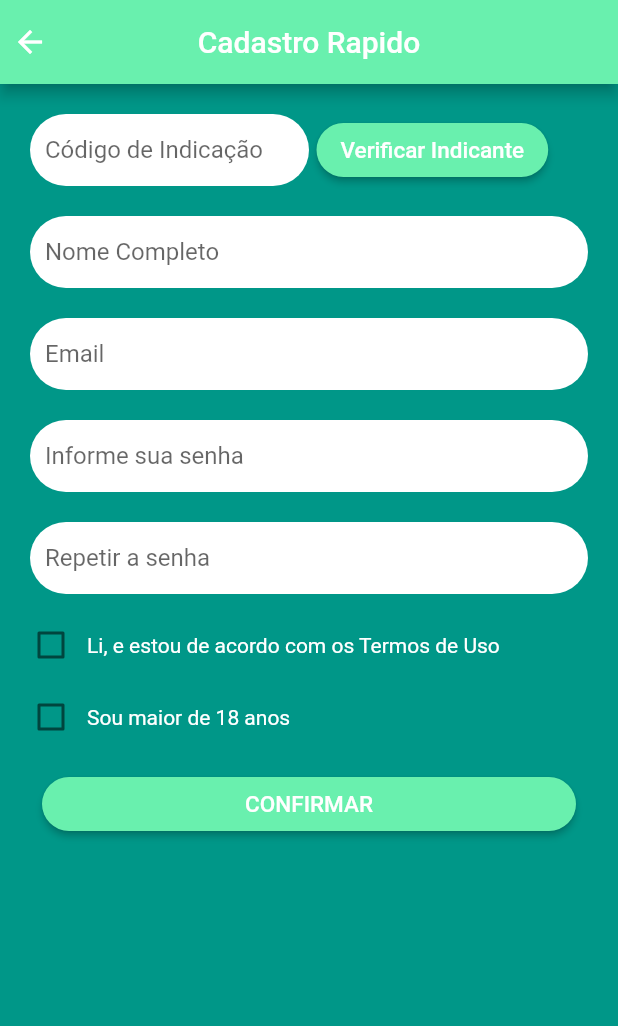
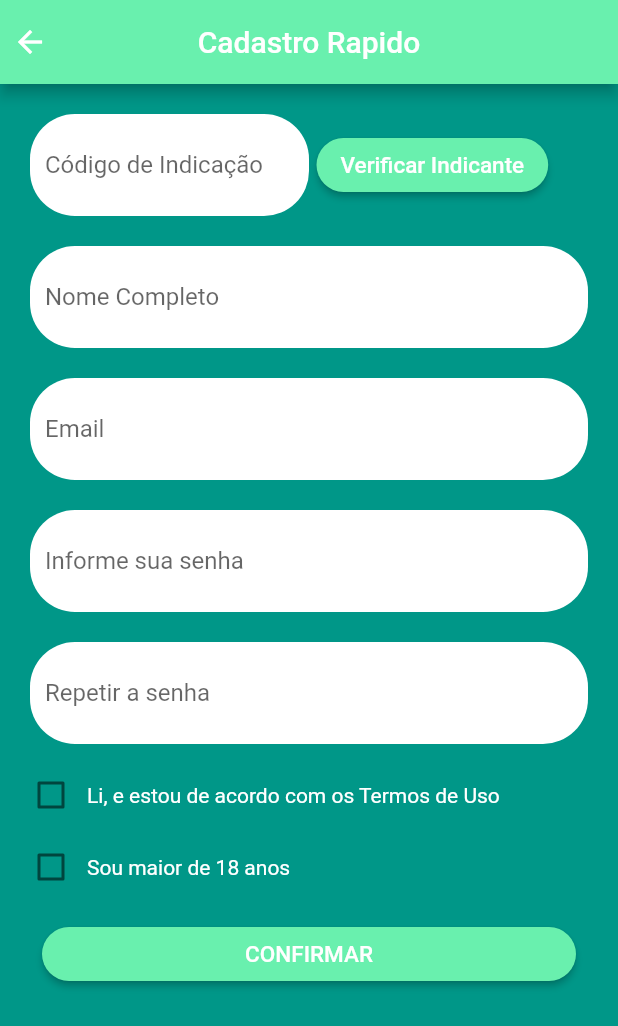
Before and after one commit to ajao123/pop_points, a Flutter app: the registerPage screen opened directly, on a phone screen of 412 x 824 dp. Shown: the top 1026 px of the screen. Run offline on Flutter 3.47's test engine with Material 2 defaults, Android fonts, the phone set to English and light mode, and no system bars.

Commit message:
Atualizando projeto

```diff
--- a/lib/util.dart
+++ /dev/null
@@ -1,150 +0,0 @@
-import 'package:flutter/material.dart';
-
-Widget buildRaisedButtonPage(String text, BuildContext context,
-    StatefulWidget widget, EdgeInsets edgeInsets) {
-  return Padding(
-    padding: edgeInsets,
-    child: RaisedButton(
-      child:
-          new Text(text, style: TextStyle(color: Colors.white, fontSize: 15.0)),
-      onPressed: () {
-        Navigator.push(
-            context, MaterialPageRoute(builder: (context) => widget));
-      },
-      shape: new RoundedRectangleBorder(
-        borderRadius: new BorderRadius.circular(30.0),
-      ),
-      color: Colors.greenAccent,
-    ),
-  );
-}
-
-Widget buildRaisedButton(String text, Function function, EdgeInsets edgeInsets,
-    GlobalKey<FormState> _formKey) {
-  return Padding(
-    padding: edgeInsets,
-    child: RaisedButton(
-      child:
-          new Text(text, style: TextStyle(color: Colors.white, fontSize: 15.0)),
-      onPressed: () {
-        if (_formKey.currentState.validate()) {
-          function();
-        }
-      },
-      shape: new RoundedRectangleBorder(
-        borderRadius: new BorderRadius.circular(30.0),
-      ),
-      color: Colors.greenAccent,
-    ),
-  );
-}
-
-Widget buildRaisedLoginPage(
-    String text,
-    Function function,
-    EdgeInsets edgeInsets,
-    GlobalKey<FormState> _formKey,
-    BuildContext context,
-    StatefulWidget widget) {
-  return Padding(
-    padding: edgeInsets,
-    child: RaisedButton(
-      child:
-          new Text(text, style: TextStyle(color: Colors.white, fontSize: 15.0)),
-      onPressed: () {
-        if (_formKey.currentState.validate()) {
-          Navigator.push(
-              context, MaterialPageRoute(builder: (context) => widget));
-        }
-      },
-      shape: new RoundedRectangleBorder(
-        borderRadius: new BorderRadius.circular(30.0),
-      ),
-      color: Colors.greenAccent,
-    ),
-  );
-}
-
-Widget buildTextField(
-    String hintText,
-    InputBorder border,
-    Icon icon,
-    TextEditingController controller,
-    Function function,
-    FormFieldValidator validator) {
-  return Padding(
-    padding: EdgeInsets.fromLTRB(18.0, 10.0, 18.0, 10.0),
-    child: TextFormField(
-      keyboardType: TextInputType.text,
-      decoration: InputDecoration(
-        labelStyle: TextStyle(color: Colors.black),
-        border: border,
-        prefixIcon: icon,
-        hintText: hintText,
-      ),
-    ),
-  );
-}
-
-Widget buildTextFieldRegister(
-    String hintText,
-    InputBorder border,
-    Icon icon,
-    TextEditingController controller,
-    Function function,
-    bool obscureText,
-    BorderRadius borderRadius,
-    EdgeInsets edgeInsets,
-    FormFieldValidator validator) {
-      return Padding(
-        padding: edgeInsets,
-        child: Container(
-          padding: EdgeInsets.fromLTRB(10.0, 0.0, 0.0, 0.0),
-          decoration: BoxDecoration(
-            color: Colors.white,
-            borderRadius: borderRadius,
-          ),
-          child: new TextFormField(
-            obscureText: obscureText,
-            decoration: InputDecoration(
-              hintText: hintText,
-              border: border,
-              prefixIcon: icon,
-            ),
-            validator: validator,
-          ),
-        ));
-}
-
-Widget ContainerListView(String text, Icon icon) {
-  return Container(
-    width: 120.0,
-    child: Card(
-      borderOnForeground: true,
-      color: const Color(0xff009788),
-      child: Wrap(
-        children: <Widget>[
-          Column(
-            mainAxisSize: MainAxisSize.min,
-            children: <Widget>[
-              IconButton(icon: icon, onPressed: (){},color: Colors.white,),
-              Text(text)
-            ],
-          )
-        ],
-      ),
-    ),
-  );
-}
-Widget ContainerBottomNavigationBar(String text, Icon icon){
-  return Container(
-          padding: EdgeInsets.all(10.0),
-          child: Column(
-            mainAxisSize: MainAxisSize.min,
-            children: <Widget>[
-              IconButton(icon: icon, onPressed: (){}),
-              Text(text)
-            ],
-          )
-        );
-}
--- a/lib/register.dart
+++ b/lib/views/Register.dart
@@ -1,6 +1,4 @@
 import 'package:flutter/material.dart';
-import 'package:pop_points/home_page.dart';
-import 'package:pop_points/util.dart';
 
 class registerPage extends StatefulWidget {
   @override
@@ -60,7 +58,7 @@ class _registerPageState extends State<registerPage> {
   void _verificarIndicante() {
     String mensagem="foifoifoi";
     // flutter defined function
-    if (codigoController.toString() == null) {
+    if (codigoController.toString().isNotEmpty) {
       mensagem = "Indicante Válido";
     } else {
       mensagem = "Indicante Inválido";
@@ -91,8 +89,7 @@ class _registerPageState extends State<registerPage> {
           alignment: Alignment.centerLeft,
           icon: Icon(Icons.arrow_back),
           onPressed: () {
-            Navigator.push(
-                context, MaterialPageRoute(builder: (context) => homePage()));
+            Navigator.pop(context);
           },
         ),
         title: Text("Cadastro Rapido"),
@@ -113,12 +110,10 @@ class _registerPageState extends State<registerPage> {
                     child:Row(
                       children: <Widget>[
                         new Flexible(
-                          child: buildTextFieldRegister(
+                          child: buildTextFields(
                               "Código de Indicação",
                               InputBorder.none,
-                              null,
                               codigoController,
-                              null,
                               false,
                               new BorderRadius.circular(30.0),
                               EdgeInsets.fromLTRB(10.0, 10.0, 0.0, 10.0), null),
@@ -133,45 +128,37 @@ class _registerPageState extends State<registerPage> {
                       ],
                     )
                 ),
-                buildTextFieldRegister(
+                buildTextFields(
                     "Nome Completo",
                     InputBorder.none,
-                    null,
                     nameController,
-                    null,
                     false,
                     new BorderRadius.circular(30.0),
                     EdgeInsets.fromLTRB(10.0, 10.0, 10.0, 10.0), (value) {
                   if (value.isEmpty) return "Insira seu nome completo";
                 }),
-                buildTextFieldRegister(
+                buildTextFields(
                     "Email",
                     InputBorder.none,
-                    null,
                     emailController,
-                    null,
                     false,
                     new BorderRadius.circular(30.0),
                     EdgeInsets.fromLTRB(10.0, 10.0, 10.0, 10.0), (value) {
                   if (value.isEmpty) return "Informe seu Email";
                 }),
-                buildTextFieldRegister(
+                buildTextFields(
                     "Informe sua senha",
                     InputBorder.none,
-                    null,
                     senhaController,
-                    null,
                     true,
                     new BorderRadius.circular(30.0),
                     EdgeInsets.fromLTRB(10.0, 10.0, 10.0, 10.0), (value) {
                   if (value.isEmpty) return "Informe sua senha";
                 }),
-                buildTextFieldRegister(
+                buildTextFields(
                     "Repetir a senha",
                     InputBorder.none,
-                    null,
                     repeatSenhaController,
-                    null,
                     true,
                     new BorderRadius.circular(30.0),
                     EdgeInsets.fromLTRB(10.0, 10.0, 10.0, 10.0), (value) {
@@ -213,3 +200,50 @@ class _registerPageState extends State<registerPage> {
     );
   }
 }
+
+Widget buildRaisedButton(String text, Function function, EdgeInsets edgeInsets,
+    GlobalKey<FormState> _formKey) {
+  return Padding(
+    padding: edgeInsets,
+    child: RaisedButton(
+      child:
+      new Text(text, style: TextStyle(color: Colors.white, fontSize: 15.0)),
+      onPressed: () {
+        if (_formKey.currentState.validate()) {
+          function();
+        }
+      },
+      shape: new RoundedRectangleBorder(
+        borderRadius: new BorderRadius.circular(30.0),
+      ),
+      color: Colors.greenAccent,
+    ),
+  );
+}
+Widget buildTextFields(
+    String hintText,
+    InputBorder border,
+    TextEditingController controller,
+    bool obscureText,
+    BorderRadius borderRadius,
+
+    EdgeInsets edgeInsets,
+    FormFieldValidator validator) {
+  return Padding(
+      padding: edgeInsets,
+      child: Container(
+        padding: edgeInsets,
+        decoration: BoxDecoration(
+          color: Colors.white,
+          borderRadius: borderRadius,
+        ),
+        child: new TextFormField(
+          obscureText: obscureText,
+          decoration: InputDecoration(
+            hintText: hintText,
+            border: border,
+          ),
+          validator: validator,
+        ),
+      ));
+}
```
Also changed, not shown: lib/home_page.dart (deleted, +0 -38 lines), lib/views/HomePage.dart (added, +46 -0 lines), lib/views/Login.dart (renamed from lib/login.dart, +39 -17 lines), lib/views/MyAccount.dart (renamed from lib/myAccount.dart, +52 -13 lines), lib/views/RecoverySenha.dart (renamed from lib/recoverySenha.dart, +53 -7 lines).
